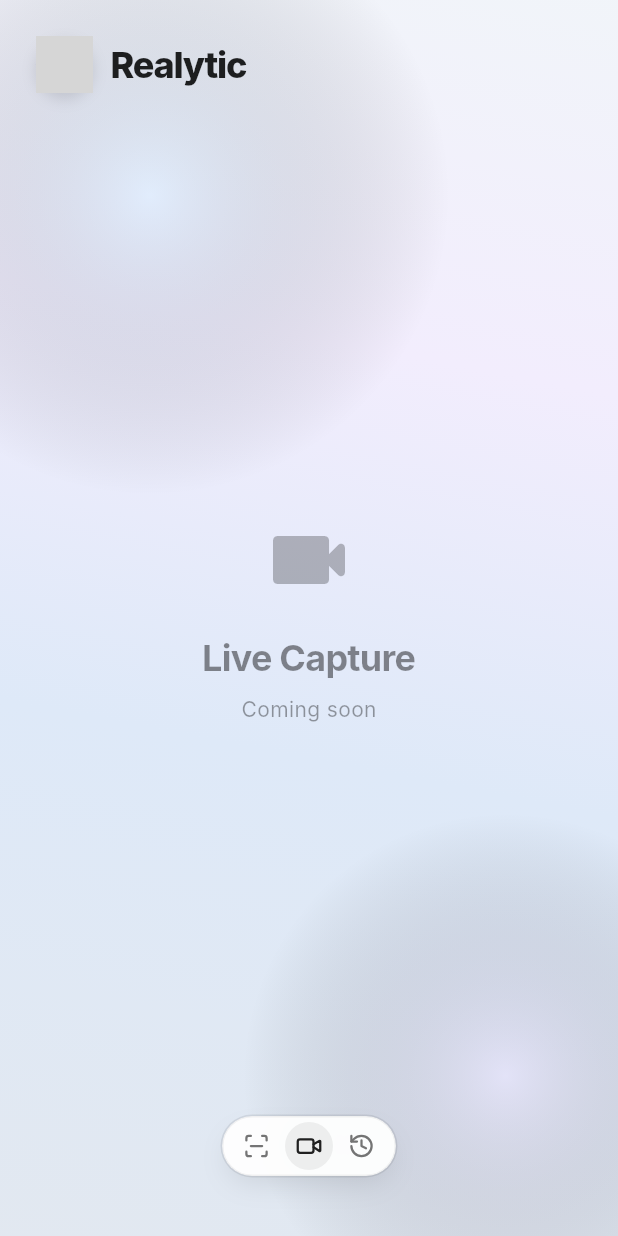
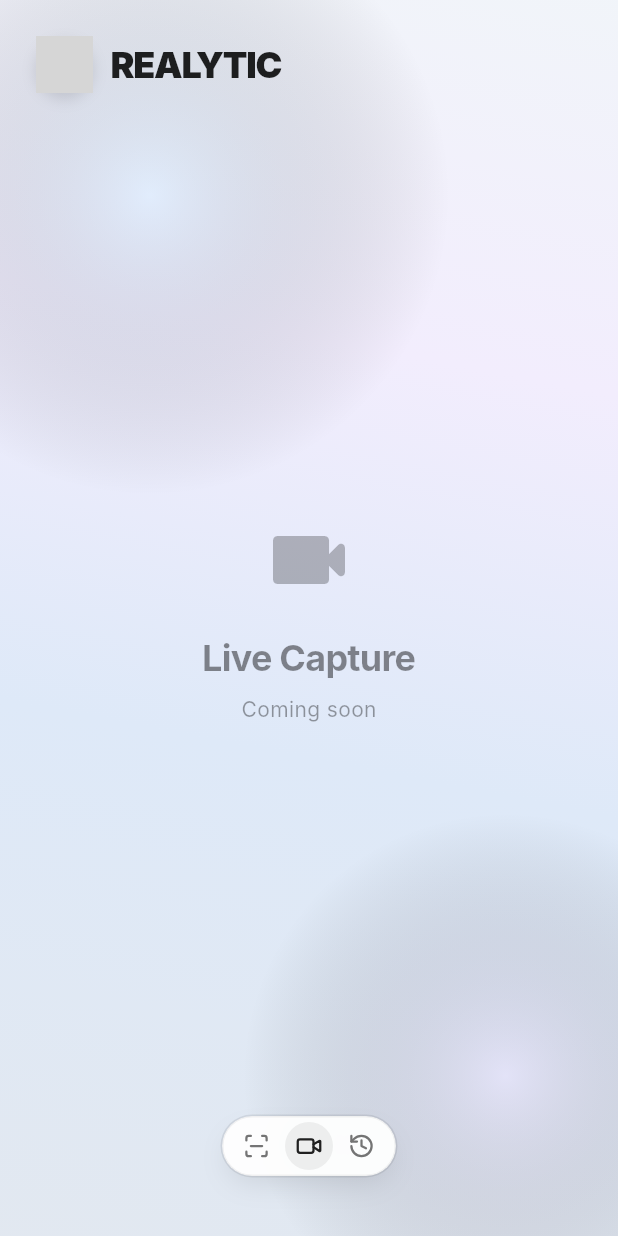
Before and after one commit to TisuPaper/kitahack, a Flutter app: the screen it shows after launch, after a tap on an icon or button, on a phone screen of 412 x 824 dp. Run offline on Flutter 3.47's test engine with Material 3 defaults, Android fonts, the phone set to English and light mode, and no system bars; our stand-ins replace file_picker, lucide_icons; missing offline and left inert: flutter_dropzone; Roboto replaces fonts that are missing (Inter); grey boxes are pictures that could not be loaded.

Commit message:
add logo and logo name

```diff
--- a/frontend/lib/screens/main_layout.dart
+++ b/frontend/lib/screens/main_layout.dart
@@ -69,28 +69,28 @@ class _MainLayoutState extends State<MainLayout> {
             child: SafeArea(
               child: Row(
                 children: [
-                  // Logo image from Unsplash
+                  // Logo image from assets
                   Container(
                     width: 38,
                     height: 38,
                     decoration: const BoxDecoration(
-                      color: Colors.black87,
+                      color: Colors.transparent,
                       shape: BoxShape.circle,
                       boxShadow: [
                          BoxShadow(color: Colors.black12, blurRadius: 8, offset: Offset(0, 4)),
                       ],
                       image: DecorationImage(
-                        image: NetworkImage('https://images.unsplash.com/photo-1618005182384-a83a8bd57fbe?q=80&w=100&auto=format&fit=crop'),
+                        image: AssetImage('assets/images/Realytic.png'),
                         fit: BoxFit.cover,
                       ),
                     ),
                   ),
                   const SizedBox(width: 12),
                   const Text(
-                    'Realytic',
+                    'REALYTIC',
                     style: TextStyle(
                       fontSize: 24,
-                      fontWeight: FontWeight.w800,
+                      fontWeight: FontWeight.w900, // Maximum boldness
                       letterSpacing: -0.8,
                       color: Colors.black87,
                     ),
```
